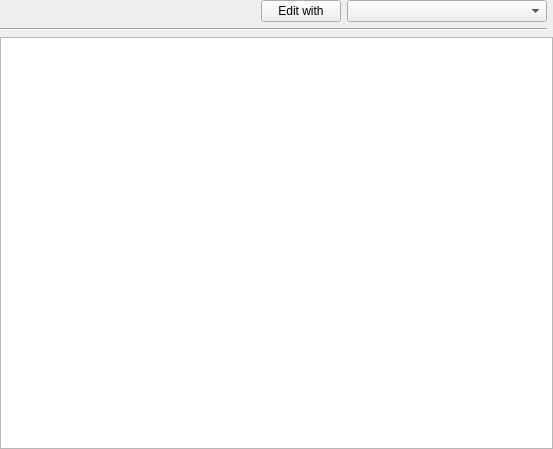
fatehmtd/RequestFlow, file RequestFlowApp/CoreView/ui/ScriptNodeUi.ui: the form before one commit.
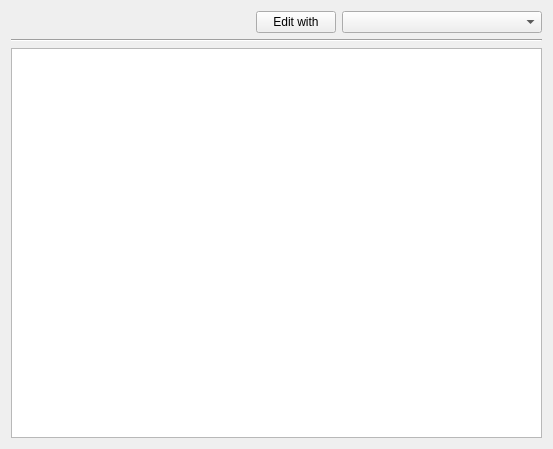
The form after the commit.

Commit message: Better EndpointNode widget presenation / authentication

Patch:
```diff
--- a/RequestFlowApp/CoreView/ui/ScriptNodeUi.ui
+++ b/RequestFlowApp/CoreView/ui/ScriptNodeUi.ui
@@ -14,28 +14,6 @@
    <string>ScriptNodeWidgetUi</string>
   </property>
   <layout class="QGridLayout" name="gridLayout">
-   <property name="leftMargin">
-    <number>0</number>
-   </property>
-   <property name="topMargin">
-    <number>0</number>
-   </property>
-   <property name="rightMargin">
-    <number>0</number>
-   </property>
-   <property name="bottomMargin">
-    <number>0</number>
-   </property>
-   <item row="2" column="0" colspan="4">
-    <widget class="QPlainTextEdit" name="plainTextEdit"/>
-   </item>
-   <item row="0" column="1">
-    <widget class="QPushButton" name="pushButton_externalEditor">
-     <property name="text">
-      <string>Edit with</string>
-     </property>
-    </widget>
-   </item>
    <item row="0" column="0">
     <spacer name="horizontalSpacer">
      <property name="orientation">
@@ -49,6 +27,13 @@
      </property>
     </spacer>
    </item>
+   <item row="0" column="1">
+    <widget class="QPushButton" name="pushButton_externalEditor">
+     <property name="text">
+      <string>Edit with</string>
+     </property>
+    </widget>
+   </item>
    <item row="0" column="2">
     <widget class="QComboBox" name="comboBox_externalEditors">
      <property name="minimumSize">
@@ -69,6 +54,9 @@
      </property>
     </widget>
    </item>
+   <item row="2" column="0" colspan="3">
+    <widget class="QPlainTextEdit" name="plainTextEdit"/>
+   </item>
   </layout>
  </widget>
  <resources/>
```
The commit also changes 9 other files.
